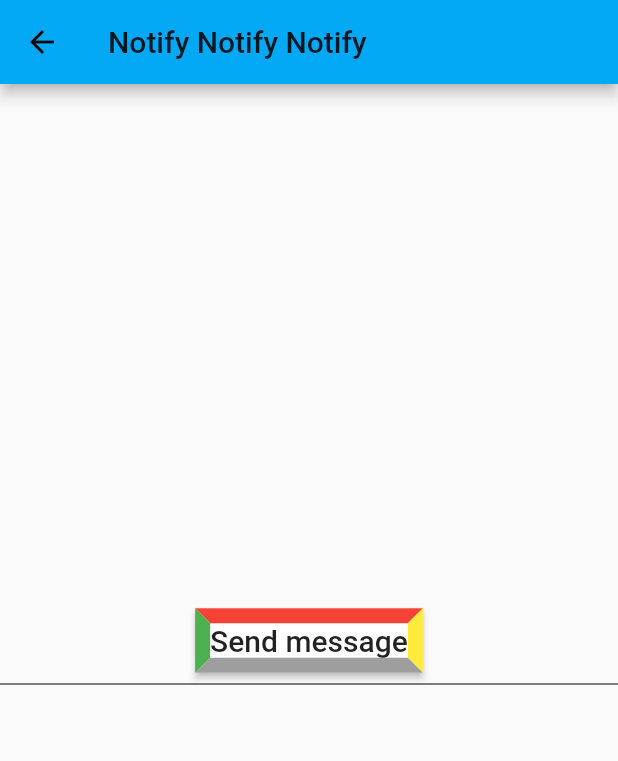
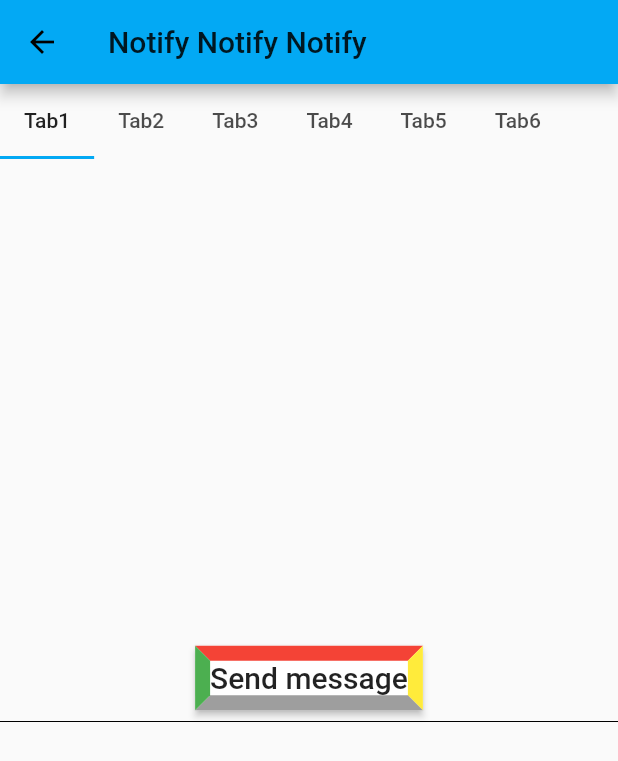
Before and after one commit to doremichen/my_first_flutter, a Flutter app: the CustNotifyTestRoute screen opened by its route, on a phone screen of 412 x 824 dp. Shown: the top 761 px of the screen. Run offline on Flutter 3.47's test engine with Material 2 defaults, Android fonts, the phone set to English and light mode, and no system bars; our stand-ins replace flutter_local_notifications, fluttertoast; missing offline and left inert: permission.

Commit message:
Learn to build tabBar and tabBarView

```diff
--- a/lib/main.dart
+++ b/lib/main.dart
@@ -366,12 +366,88 @@ class _CustNotifyTestRouteState extends State<CustNotifyTestRoute> {
 
   String _msg = "";
 
+  static const List<String> tabItemsLabel = [
+    "Tab1",
+    "Tab2",
+    "Tab3",
+    "Tab4",
+    "Tab5",
+    "Tab6",
+  ];
+
+  List<Tab> tabItems;
+
+  @override
+  void initState() {
+    super.initState();
+
+    tabItems = List.generate(tabItemsLabel.length, (i) {
+      return Tab(text: tabItemsLabel[i]);
+    });
+
+  }
+
   @override
   Widget build(BuildContext context) {
 
     return Scaffold(
       appBar: AppBar(title: Text("Notify Notify Notify"),),
-      body: NotificationListener<MyNotify> (
+      body: DefaultTabController(
+          length: tabItemsLabel.length,
+          child: Column(
+            children: <Widget>[
+              // Tab bar
+              _buildTabBar(),
+              // Tab bar view
+              _buildTabBarView(),
+            ],
+          ),
+      ),
+    );
+  }
+
+  // build tab bar
+  Widget _buildTabBar() => Container(
+    constraints: BoxConstraints.expand(height: 50),
+    child: TabBar(
+      isScrollable: true,
+      tabs: tabItems.toList(),
+    ),
+  );
+
+  // build tab bar view
+  // This view depend on the tabBar item
+  //
+  Widget _buildTabBarView() => Expanded(
+    child: Container(
+      child: TabBarView(
+          children: [
+            Container(
+              child: _buildNotifyPage(),
+            ),
+            Container(
+              child: _buildToDoPage(),
+            ),
+            Container(
+              child: _buildToDoPage(),
+            ),
+            Container(
+              child: _buildToDoPage(),
+            ),
+            Container(
+              child: _buildToDoPage(),
+            ),
+            Container(
+              child: _buildToDoPage(),
+            ),
+          ],
+
+      ),
+    ),
+  );
+
+
+  Widget _buildNotifyPage() => NotificationListener<MyNotify> (
         onNotification: (notify) {
           setState(() {
             _msg = "Info: " + notify.msg;
@@ -404,10 +480,13 @@ class _CustNotifyTestRouteState extends State<CustNotifyTestRoute> {
             ],
           ),
         ),
-      ),
-    );
-  }
+      );
 
+  Widget _buildToDoPage() => Center(
+    child: Container(
+      child: Text("Not implement yet..."),
+    ),
+  );
 }
 
 
--- a/lib/ui/permission.dart
+++ b/lib/ui/permission.dart
@@ -16,7 +16,7 @@ class DemoPermissionRequest extends StatefulWidget {
 }
 
 class _DemoPermissionRequestState extends State<DemoPermissionRequest> {
-  String permissionSatus = "Unknown";
+  String permissionStatus = "Unknown";
 
 
   final List<PermissionName> list = [
@@ -44,7 +44,7 @@ class _DemoPermissionRequestState extends State<DemoPermissionRequest> {
              Container(
                alignment: Alignment.center,
                //show platform version
-               child: Text("Permission Status: $permissionSatus", style: TextStyle(fontSize: 24.0),),
+               child: Text("Permission Status: $permissionStatus", style: TextStyle(fontSize: 24.0),),
              ),
           ],
         ),
@@ -79,13 +79,13 @@ class _DemoPermissionRequestState extends State<DemoPermissionRequest> {
 
         } else {
           print("getPermissionStatus: Allow");
-          permissionSatus = "Allow...";
+          permissionStatus = "Allow...";
         }
     });
 
     // Update UI
     setState(() {
-      permissionSatus;
+      permissionStatus;
     });
   }
 
@@ -97,10 +97,10 @@ class _DemoPermissionRequestState extends State<DemoPermissionRequest> {
       // Check permission status
       if (permissions.permissionStatus != PermissionStatus.allow) {
         print("_processRequestPermission: Not allow: ${permissions.permissionName}");
-        permissionSatus = "Not allow";
+        permissionStatus = "Not allow";
       } else {
         print("_processRequestPermission: Allow...: ${permissions.permissionName}");
-        permissionSatus = "Allow...";
+        permissionStatus = "Allow...";
         allowNum++;
       }
     });
```
